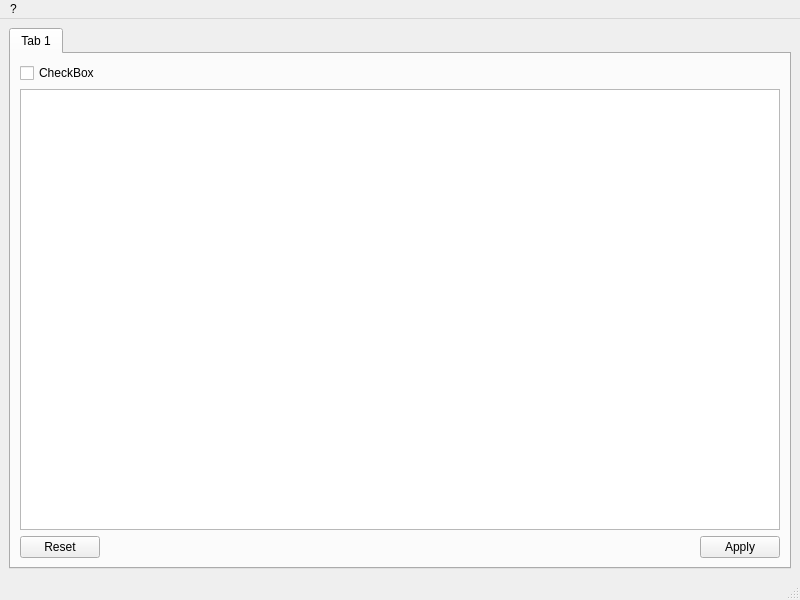
Old version of the form MainWindow.ui in the repository nanodario/vb-ant.
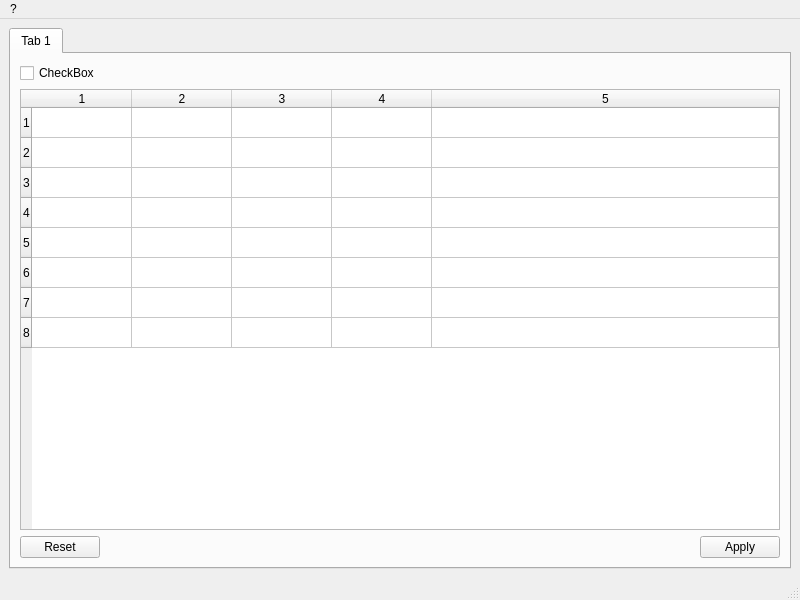
New version of the form.

Commit message: Aggiunta validazione ip e subnet mask + formattazione MAC + connessione GUI con codice

```diff
--- a/MainWindow.ui
+++ b/MainWindow.ui
@@ -33,7 +33,36 @@
          </widget>
         </item>
         <item>
-         <widget class="QListWidget" name="iface_table"/>
+         <widget class="QTableWidget" name="iface_table">
+          <property name="rowCount">
+           <number>8</number>
+          </property>
+          <property name="columnCount">
+           <number>5</number>
+          </property>
+          <attribute name="horizontalHeaderVisible">
+           <bool>true</bool>
+          </attribute>
+          <attribute name="horizontalHeaderStretchLastSection">
+           <bool>true</bool>
+          </attribute>
+          <attribute name="verticalHeaderStretchLastSection">
+           <bool>false</bool>
+          </attribute>
+          <row/>
+          <row/>
+          <row/>
+          <row/>
+          <row/>
+          <row/>
+          <row/>
+          <row/>
+          <column/>
+          <column/>
+          <column/>
+          <column/>
+          <column/>
+         </widget>
         </item>
         <item>
          <widget class="QDialogButtonBox" name="buttonBox">
```
Left out of the diff: 19 changed lines with no effect on the pictures. The commit also changes 6 other files.
